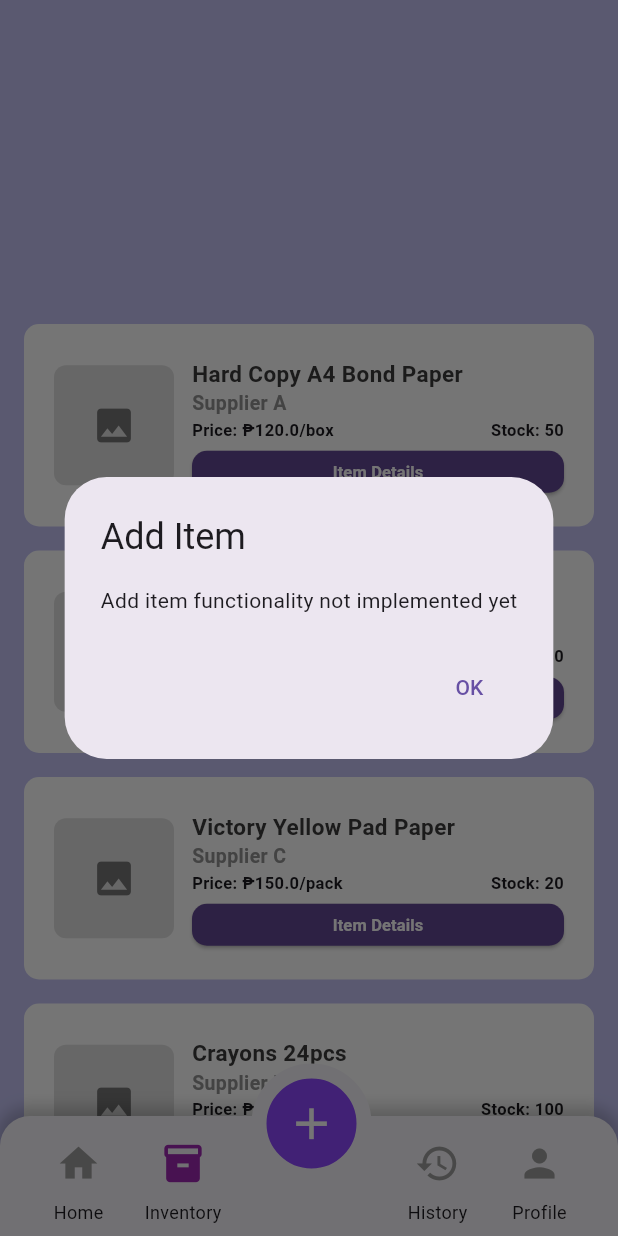
After one commit to RandelYumul/sKEEP, a Flutter app: the InventoryPage screen opened directly, after a tap on the "add" icon, on a phone screen of 412 x 824 dp. The commit adds this screen. Run offline on Flutter 3.47's test engine with Material 3 defaults, Android fonts, the phone set to English and light mode, and no system bars.

Commit message:
feat: Add Inventory and History pages with item widgets
- Created InventoryPage with ListView.builder displaying item inventory list
- Created HistoryPage with ListView.builder displaying transaction history list
- Added sample data lists for both inventory and history items
- Implemented ItemInventory widget with item image, name, supplier, price, quantity, and details button
- Implemented ItemHistory widget with transaction number, product name, supplier, and quantity change indicators

```diff
--- a/skeep/lib/main.dart
+++ b/skeep/lib/main.dart
@@ -1,13 +1,26 @@
 import 'package:flutter/material.dart';
+import 'package:skeep/pages/history_page.dart';
+import 'package:skeep/pages/inventory_page.dart';
 import 'pages/opening_page.dart';
 
 void main() {
-  runApp(const MyApp());
+  runApp( MyApp());
 }
 
-class MyApp extends StatelessWidget{
-  const MyApp({super.key});
+class MyApp extends StatefulWidget{
+  MyApp({super.key});
 
+  List pages = [
+    const OpeningPage(),
+    const InventoryPage(),
+    const HistoryPage(),
+  ];
+
+  @override
+  State<MyApp> createState() => _MyAppState();
+}
+
+class _MyAppState extends State<MyApp> {
   @override
   Widget build(BuildContext context) {
     return MaterialApp(
--- /dev/null
+++ b/skeep/lib/pages/history_page.dart
@@ -0,0 +1,65 @@
+import 'package:flutter/material.dart';
+import 'package:skeep/pages/widgets/bottom_nav.dart';
+import 'package:skeep/pages/widgets/item_history.dart';
+
+class HistoryPage extends StatefulWidget {
+  const HistoryPage({super.key});
+
+  @override
+  State<HistoryPage> createState() => _HistoryPageState();
+}
+
+class _HistoryPageState extends State<HistoryPage> {
+  // Item History Data
+  List itemHistory = [
+    // Example data
+    {'transactionNum': '342', 'productName': 'Hard Copy A4 Bond Paper', 'supplier': 'Supplier A', 'quantityChange': 20},
+    {'transactionNum': '341', 'productName': 'Pilot Permanent Marker', 'supplier': 'Supplier B', 'quantityChange': -10},
+    {'transactionNum': '340', 'productName': 'Victory Yellow Pad Paper', 'supplier': 'Supplier C', 'quantityChange': 15},
+    {'transactionNum': '339', 'productName': 'Crayons 24pcs', 'supplier': 'Supplier D', 'quantityChange': -5},
+    {'transactionNum': '338', 'productName': 'Mongol Pencil 12pcs', 'supplier': 'Supplier E', 'quantityChange': 30},
+    {'transactionNum': '337', 'productName': 'Eraser Large Size', 'supplier': 'Supplier F', 'quantityChange': -25},
+    {'transactionNum': '336', 'productName': 'Stapler', 'supplier': 'Supplier G', 'quantityChange': 12},
+    {'transactionNum': '335', 'productName': 'Glue Stick', 'supplier': 'Supplier H', 'quantityChange': -8},
+    {'transactionNum': '334', 'productName': 'Colored Pencils 12pcs', 'supplier': 'Supplier I', 'quantityChange': 18},
+    {'transactionNum': '333', 'productName': 'Highlighter Set', 'supplier': 'Supplier J', 'quantityChange': -6},
+    {'transactionNum': '332', 'productName': 'Whiteboard Markers', 'supplier': 'Supplier K', 'quantityChange': 22},
+    {'transactionNum': '331', 'productName': 'Notebook A5', 'supplier': 'Supplier L', 'quantityChange': -14},
+  ];
+
+  @override
+  Widget build(BuildContext context) {
+    return Scaffold(
+      extendBody: true,
+
+      //Content
+      body: Container(
+        color: Color(0xFFC4C3F5),
+        child: Column(
+        children: [
+          //Search and Sort
+          Container(height: 200,),
+
+          // Item Inventory List
+          Expanded(
+            child: ListView.builder(
+              itemCount: itemHistory.length,
+              itemBuilder: (context, index) {
+                return ItemHistory(
+                  transactionNum: itemHistory[index]['transactionNum'],
+                  productName: itemHistory[index]['productName'],
+                  supplier: itemHistory[index]['supplier'],
+                  quantityChange: itemHistory[index]['quantityChange'],
+                );
+              },
+            ),
+          ),
+        ],
+      )
+      ),
+
+      // Bottom Navigation Bar
+      bottomNavigationBar: const CustomBottomNavBar(selectedIndex: 1),
+    );
+  }
+}
--- /dev/null
+++ b/skeep/lib/pages/inventory_page.dart
@@ -0,0 +1,59 @@
+import 'package:flutter/material.dart';
+import 'package:skeep/pages/widgets/bottom_nav.dart';
+import 'package:skeep/pages/widgets/item_inventory.dart';
+
+class InventoryPage extends StatefulWidget {
+  const InventoryPage({super.key});
+
+  @override
+  State<InventoryPage> createState() => _InventoryPageState();
+}
+
+class _InventoryPageState extends State<InventoryPage> {
+  List itemInventory = [
+    // Example data
+    {'productName': 'Hard Copy A4 Bond Paper', 'supplier': 'Supplier A', 'price': 120.00, 'unit': 'box', 'stock': 50},
+    {'productName': 'Pilot Permanent Marker', 'supplier': 'Supplier B', 'price': 80.00, 'unit': 'set', 'stock': 30},
+    {'productName': 'Victory Yellow Pad Paper', 'supplier': 'Supplier C', 'price': 150.00, 'unit': 'pack', 'stock': 20},
+    {'productName': 'Crayons 24pcs', 'supplier': 'Supplier D', 'price': 60.00, 'unit': 'box', 'stock': 100},
+    {'productName': 'Mongol Pencil 12pcs', 'supplier': 'Supplier E', 'price': 40.00, 'unit': 'set', 'stock': 75},
+    {'productName': 'Eraser Large Size', 'supplier': 'Supplier F', 'price': 15.00, 'unit': 'piece', 'stock': 200},
+  ];
+
+  @override
+  Widget build(BuildContext context) {
+    return Scaffold(
+      extendBody: true,
+
+      //Content
+      body: Container(
+        color: Color(0xFFC4C3F5),
+        child:Column(
+        children: [
+          //Search and Sort
+          Container(height: 200,),
+
+          // Item Inventory List
+          Expanded(
+            child: ListView.builder(
+              itemCount: itemInventory.length,
+              itemBuilder: (context, index) {
+                return ItemInventory(
+                  productName: itemInventory[index]['productName'],
+                  supplier: itemInventory[index]['supplier'],
+                  price: itemInventory[index]['price'],
+                  unit: itemInventory[index]['unit'],
+                  stock: itemInventory[index]['stock'],
+                );
+              },
+            ),
+          ),
+        ],
+      )
+      ),
+
+      // Bottom Navigation Bar
+      bottomNavigationBar: const CustomBottomNavBar(selectedIndex: 1),
+    );
+  }
+}
--- a/skeep/lib/pages/widgets/bottom_nav.dart
+++ b/skeep/lib/pages/widgets/bottom_nav.dart
@@ -1,10 +1,14 @@
 import 'package:flutter/material.dart';
-import 'package:skeep/pages/login_page.dart';
 
 class CustomBottomNavBar extends StatelessWidget {
   final int selectedIndex;
+  final Function(int)? onItemTapped;
 
-  const CustomBottomNavBar({super.key, this.selectedIndex = 0});
+  const CustomBottomNavBar({
+    super.key,
+    this.selectedIndex = 0,
+    this.onItemTapped,
+  });
 
   @override
   Widget build(BuildContext context) {
@@ -38,10 +42,9 @@ class CustomBottomNavBar extends StatelessWidget {
                   color: selectedIndex == 0 ? Colors.purple : Colors.grey,
                   iconSize: 30,
                   onPressed: () {
-                    Navigator.push(
-                      context,
-                      MaterialPageRoute(builder: (context) => LoginPage()),
-                    );
+                    if (selectedIndex != 0 && onItemTapped != null) {
+                      onItemTapped!(0);
+                    }
                   },
                 ),
                 const Text('Home', style: TextStyle(fontSize: 12)),
@@ -58,10 +61,9 @@ class CustomBottomNavBar extends StatelessWidget {
                   color: selectedIndex == 1 ? Colors.purple : Colors.grey,
                   iconSize: 30,
                   onPressed: () {
-                    Navigator.push(
-                      context,
-                      MaterialPageRoute(builder: (context) => LoginPage()),
-                    );
+                    if (selectedIndex != 1 && onItemTapped != null) {
+                      onItemTapped!(1);
+                    }
                   },
                 ),
                 const Text('Inventory', style: TextStyle(fontSize: 12)),
@@ -82,9 +84,21 @@ class CustomBottomNavBar extends StatelessWidget {
                 icon: const Icon(Icons.add, color: Colors.white),
                 iconSize: 35,
                 onPressed: () {
-                  Navigator.push(
-                    context,
-                    MaterialPageRoute(builder: (context) => LoginPage()),
+                  // Show a dialog or navigate to add item page
+                  showDialog(
+                    context: context,
+                    builder: (BuildContext context) {
+                      return AlertDialog(
+                        title: const Text('Add Item'),
+                        content: const Text('Add item functionality not implemented yet'),
+                        actions: [
+                          TextButton(
+                            onPressed: () => Navigator.of(context).pop(),
+                            child: const Text('OK'),
+                          ),
+                        ],
+                      );
+                    },
                   );
                 },
               ),
@@ -100,10 +114,9 @@ class CustomBottomNavBar extends StatelessWidget {
                   color: selectedIndex == 2 ? Colors.purple : Colors.grey,
                   iconSize: 30,
                   onPressed: () {
-                    Navigator.push(
-                      context,
-                      MaterialPageRoute(builder: (context) => LoginPage()),
-                    );
+                    if (selectedIndex != 2 && onItemTapped != null) {
+                      onItemTapped!(2);
+                    }
                   },
                 ),
                 const Text('History', style: TextStyle(fontSize: 12)),
@@ -120,10 +133,9 @@ class CustomBottomNavBar extends StatelessWidget {
                   color: selectedIndex == 3 ? Colors.purple : Colors.grey,
                   iconSize: 30,
                   onPressed: () {
-                    Navigator.push(
-                      context,
-                      MaterialPageRoute(builder: (context) => LoginPage()),
-                    );
+                    if (selectedIndex != 3 && onItemTapped != null) {
+                      onItemTapped!(3);
+                    }
                   },
                 ),
                 const Text('Profile', style: TextStyle(fontSize: 12)),
--- /dev/null
+++ b/skeep/lib/pages/widgets/item_inventory.dart
@@ -0,0 +1,149 @@
+import 'package:flutter/material.dart';
+
+class ItemInventory extends StatelessWidget {
+  const ItemInventory({super.key, this.productName, this.supplier, this.price, this.unit, this.stock});
+
+  final String? productName;
+  final String? supplier;
+  final double? price;
+  final String? unit;
+  final int? stock;
+
+  @override
+  Widget build(BuildContext context) {
+    return Padding(
+      padding: EdgeInsets.only(left: 16, right: 16, top: 16),
+      child: Center(
+        child: ConstrainedBox(
+          constraints: BoxConstraints(maxWidth: 400), // Increased max width
+          child: Container(
+            // Design
+            height: 135,
+            width: double.infinity,
+            decoration: BoxDecoration(
+              color: Colors.white,
+              borderRadius: BorderRadius.circular(10.0),
+            ),
+
+        // Content
+        child: Padding(
+          padding: EdgeInsets.all(20.0),
+          child: Row(
+            mainAxisAlignment: MainAxisAlignment.spaceBetween,
+            children: [
+              Expanded(
+                child: Row(
+                  children: [
+                  // Product Image
+                  Container(
+                    width: 80, // Reduced width
+                    height: 80, // Reduced height
+                    decoration: BoxDecoration(
+                      color: Colors.grey[300],
+                      borderRadius: BorderRadius.circular(8.0),
+                    ),
+                    child: Icon(
+                      Icons.image,
+                      size: 30, // Reduced icon size
+                      color: Colors.grey[600],
+                    ),
+                  ),
+
+                  SizedBox(width: 12), // Add spacing
+
+                  //Product Details
+                  Expanded(
+                    child: Column(
+                      crossAxisAlignment: CrossAxisAlignment.start,
+                      mainAxisAlignment: MainAxisAlignment.center,
+                      children: [
+                        //Product Name
+                    Text(
+                      productName!,
+                      style: TextStyle(
+                        fontSize: 15,
+                        fontWeight: FontWeight.bold,
+                        color: Color(0xFF3B3A3A),
+                      ),
+                    ),
+                    // Supplier Name
+                    Text(
+                      supplier!,
+                      style: TextStyle(
+                        fontSize: 13,
+                        fontWeight: FontWeight.bold,
+                        color: Color(0xFF939393),
+                        ),
+                    ),
+
+                      // Price and Stock
+                      Row(
+                        mainAxisAlignment: MainAxisAlignment.spaceBetween,
+                        children: [
+                          // Price
+                          Flexible(
+                            child: Text(
+                            "Price: ₱$price/$unit",
+                            style: TextStyle(
+                              fontSize: 11,
+                              fontWeight: FontWeight.bold,
+                            ),
+                            overflow: TextOverflow.ellipsis,
+                            ),
+                          ),
+                          SizedBox(width: 8),
+                          // Stock
+                          Text(
+                          "Stock: $stock",
+                          style: TextStyle(
+                            fontSize: 11,
+                            fontWeight: FontWeight.bold,
+                          ),
+                          ),
+                        ],
+                      ),
+
+                    SizedBox(height: 6), // Reduced spacing
+
+                    //Button
+                    SizedBox(
+                      height: 28, // Fixed button height
+                      width: double.infinity, // Take full width of the column
+                      child: ElevatedButton(
+                        onPressed: () {
+                          // Go to item deatails page
+                        },
+                        style: ElevatedButton.styleFrom(
+                          backgroundColor: Color(0xFF634795), // Button color
+                          shape: RoundedRectangleBorder(
+                            borderRadius: BorderRadius.circular(10.0), // Rounded corners
+                          ),
+                          padding: EdgeInsets.symmetric(horizontal: 12), // Reduced padding
+                        ),
+                        child: Text(
+                          'Item Details',
+                          style: TextStyle(
+                            color: Colors.white, // Text color
+                            fontSize: 11, // Reduced font size
+                            fontWeight: FontWeight.bold,
+                          ),
+                        ),
+                      ),
+                    ),
+                      ],
+                    ),
+                  ),
+
+                  ],
+                ),
+
+            ),
+            ],
+          ),
+        ),
+        ),
+      ),
+      ),
+    );
+  }
+}
```
Also changed, not shown: skeep/lib/pages/widgets/item_history.dart (added, +89 -0 lines), skeep/lib/pages/main_navigation.dart (added).
